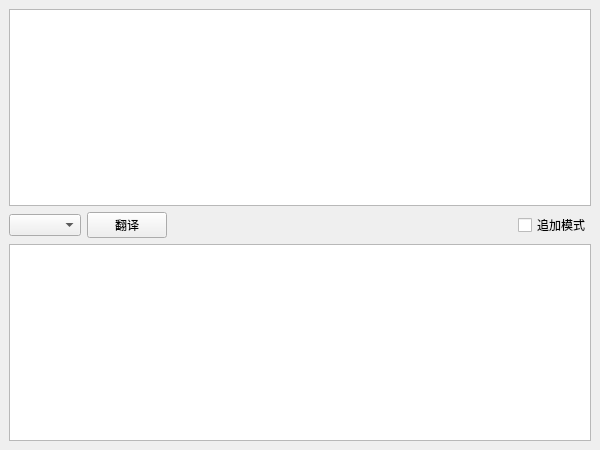
Old version of the form gui/qt/ui_translate.ui in the repository yuhldr/ldr-translate.
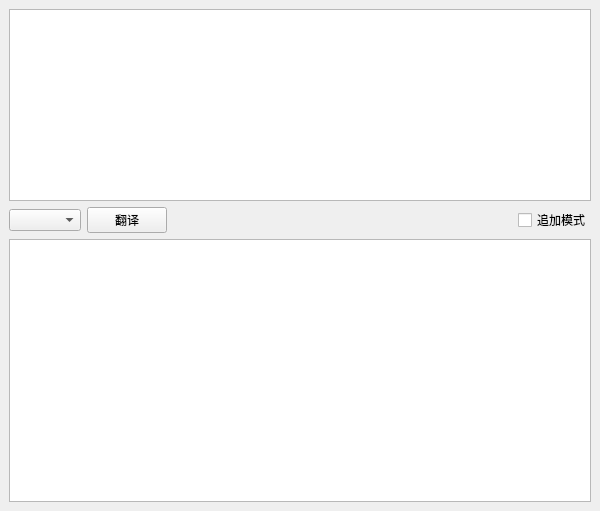
New version of the form. Icons and pictures are not drawn.

Commit message: refactor: 修改原文框，垂直方向不会随着主窗口一直放大

What changed in the file:
```diff
--- a/gui/qt/ui_translate.ui
+++ b/gui/qt/ui_translate.ui
@@ -7,7 +7,7 @@
     <x>0</x>
     <y>0</y>
     <width>600</width>
-    <height>450</height>
+    <height>511</height>
    </rect>
   </property>
   <property name="windowTitle">
@@ -20,13 +20,19 @@
   <widget class="QWidget" name="centralwidget">
    <layout class="QVBoxLayout" name="verticalLayout">
     <item>
-     <widget class="QTextEdit" name="te_from"/>
+     <widget class="QTextEdit" name="te_from">
+      <property name="sizePolicy">
+       <sizepolicy hsizetype="Expanding" vsizetype="Preferred">
+        <horstretch>0</horstretch>
+        <verstretch>0</verstretch>
+       </sizepolicy>
+      </property>
+     </widget>
     </item>
     <item>
      <layout class="QHBoxLayout" name="horizontalLayout">
       <item>
-       <widget class="QComboBox" name="cbb_to">
-       </widget>
+       <widget class="QComboBox" name="cbb_to"/>
       </item>
       <item>
        <widget class="QPushButton" name="pushButton">
```
The commit also changes 1 other file.
